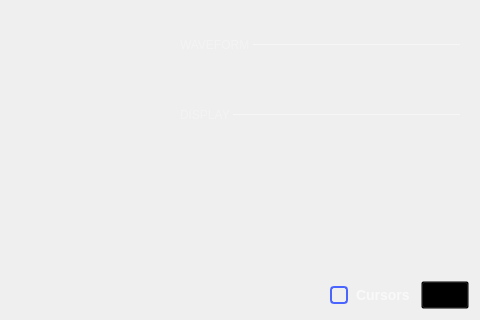
analogdevicesinc/scopy, file ui/network_analyzer.ui: the form before one commit; both pictures show x 708 to 1188 and y 334 to 654 of the 1188 by 654 pixel window.
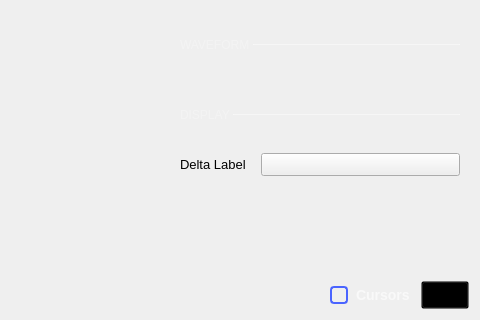
The form after the commit. The open tabs and pages were chosen to show the change. Icons and pictures are not drawn. Custom widgets are drawn as their Qt base class.

Commit message: NetworkAnalyzer: add ui control to enable the delta label mode on the plot

```diff
--- a/ui/network_analyzer.ui
+++ b/ui/network_analyzer.ui
@@ -703,6 +703,12 @@
              </property>
              <item>
               <widget class="QStackedWidget" name="stackedWidget_2">
+               <property name="sizePolicy">
+                <sizepolicy hsizetype="Preferred" vsizetype="Preferred">
+                 <horstretch>0</horstretch>
+                 <verstretch>0</verstretch>
+                </sizepolicy>
+               </property>
                <property name="minimumSize">
                 <size>
                  <width>60</width>
@@ -755,7 +761,7 @@
                       <x>0</x>
                       <y>0</y>
                       <width>322</width>
-                      <height>514</height>
+                      <height>557</height>
                      </rect>
                     </property>
                     <layout class="QVBoxLayout" name="verticalLayout_11">
@@ -1307,6 +1313,9 @@
                        <property name="topMargin">
                         <number>0</number>
                        </property>
+                       <property name="bottomMargin">
+                        <number>0</number>
+                       </property>
                        <property name="spacing">
                         <number>15</number>
                        </property>
@@ -1319,8 +1328,43 @@
                        <item row="1" column="1">
                         <layout class="QVBoxLayout" name="phaseMaxLayout"/>
                        </item>
-                       <item row="0" column="1">
-                        <layout class="QVBoxLayout" name="phaseMinLayout"/>
+                       <item row="2" column="0">
+                        <widget class="QLabel" name="label_11">
+                         <property name="sizePolicy">
+                          <sizepolicy hsizetype="Fixed" vsizetype="Preferred">
+                           <horstretch>0</horstretch>
+                           <verstretch>0</verstretch>
+                          </sizepolicy>
+                         </property>
+                         <property name="styleSheet">
+                          <string notr="true">font-size: 13px;</string>
+                         </property>
+                         <property name="text">
+                          <string>Delta Label</string>
+                         </property>
+                        </widget>
+                       </item>
+                       <item row="1" column="0">
+                        <layout class="QVBoxLayout" name="magMaxLayout"/>
+                       </item>
+                       <item row="2" column="1">
+                        <widget class="adiscope::CustomSwitch" name="deltaBtn">
+                         <property name="text">
+                          <string/>
+                         </property>
+                         <property name="leftText" stdset="0">
+                          <string>On</string>
+                         </property>
+                         <property name="rightText" stdset="0">
+                          <string>Off</string>
+                         </property>
+                         <property name="duration_ms" stdset="0">
+                          <number>0</number>
+                         </property>
+                         <property name="polarity" stdset="0">
+                          <bool>false</bool>
+                         </property>
+                        </widget>
                        </item>
                       </layout>
                      </item>
```
Left out of the diff: 6 changed lines with no effect on the pictures. The commit also changes 2 other files.
